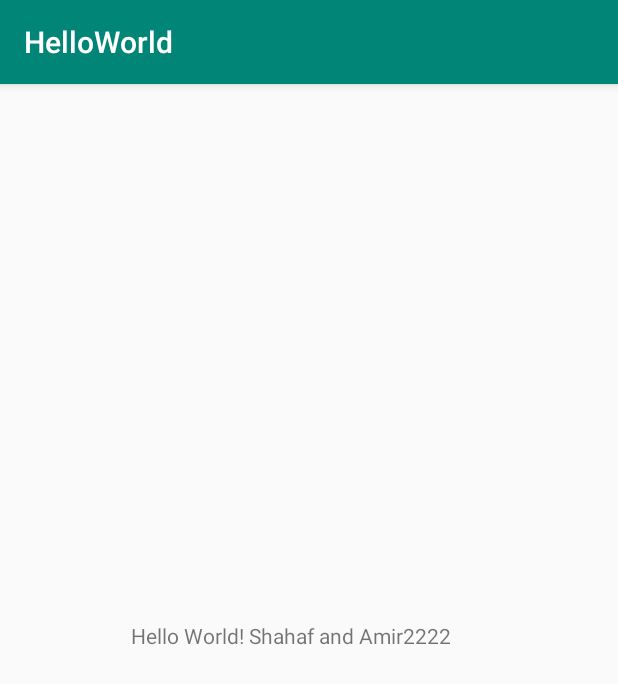
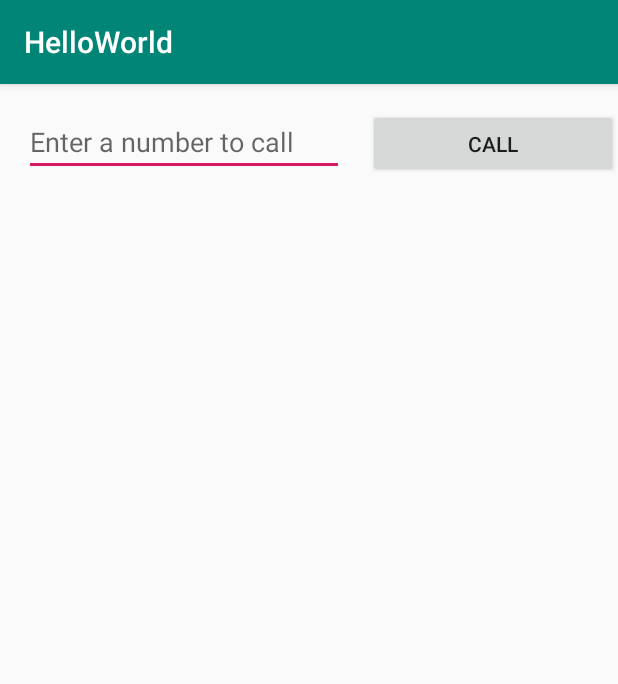
Before and after one commit to amir1902/HelloWorld, an Android app: the screen it shows after launch (MainActivity), on a phone screen of 412 x 824 dp. Shown: the top 684 px of the screen. Run offline under Robolectric (Android 15) with nearby library versions, the phone set to English and light mode, and no system bars.

Commit message:
Added a button that when pressed creates a new activity with the text that was next to it.

```diff
--- a/app/build.gradle
+++ b/app/build.gradle
@@ -25,7 +25,7 @@ android {
 
 dependencies {
     implementation fileTree(dir: 'libs', include: ['*.jar'])
-    implementation"org.jetbrains.kotlin:kotlin-stdlib-jdk7:$kotlin_version"
+    implementation "org.jetbrains.kotlin:kotlin-stdlib-jdk7:$kotlin_version"
     implementation 'androidx.appcompat:appcompat:1.0.2'
     implementation 'androidx.core:core-ktx:1.0.2'
     implementation 'androidx.constraintlayout:constraintlayout:1.1.3'
--- a/app/src/main/res/layout/activity_main.xml
+++ b/app/src/main/res/layout/activity_main.xml
@@ -6,15 +6,31 @@
     android:layout_height="match_parent"
     tools:context=".MainActivity">
 
-    <TextView
+    <Button
+        android:id="@+id/button2"
+        android:layout_width="0dp"
+        android:layout_height="46dp"
+        android:layout_marginStart="16dp"
+        android:layout_marginLeft="16dp"
+        android:onClick="sendMessage"
+        android:text="@string/button_send"
+        app:layout_constraintBaseline_toBaselineOf="@+id/editText"
+        app:layout_constraintEnd_toEndOf="parent"
+        app:layout_constraintHorizontal_bias="0.5"
+        app:layout_constraintStart_toEndOf="@+id/editText" />
+
+    <EditText
+        android:id="@+id/editText"
         android:layout_width="wrap_content"
         android:layout_height="wrap_content"
-        android:text="Hello World! Shahaf and Amir2222"
-        app:layout_constraintBottom_toBottomOf="parent"
-        app:layout_constraintHorizontal_bias="0.438"
-        app:layout_constraintLeft_toLeftOf="parent"
-        app:layout_constraintRight_toRightOf="parent"
-        app:layout_constraintTop_toTopOf="parent"
-        app:layout_constraintVertical_bias="0.478" />
-
+        android:layout_marginStart="16dp"
+        android:layout_marginLeft="16dp"
+        android:layout_marginTop="16dp"
+        android:ems="10"
+        android:hint="@string/call_message"
+        android:inputType="textPersonName"
+        app:layout_constraintEnd_toStartOf="@+id/button2"
+        app:layout_constraintHorizontal_bias="0.5"
+        app:layout_constraintStart_toStartOf="parent"
+        app:layout_constraintTop_toTopOf="parent" />
 </androidx.constraintlayout.widget.ConstraintLayout>
--- a/app/src/main/res/values/strings.xml
+++ b/app/src/main/res/values/strings.xml
@@ -1,3 +1,5 @@
 <resources>
     <string name="app_name">HelloWorld</string>
+    <string name="call_message">Enter a number to call</string>
+    <string name="button_send">Call</string>
 </resources>
```
Also changed, not shown: app/src/main/AndroidManifest.xml (+8 -1 lines), app/src/main/java/com/shajafamir/helloworld222/DisplayMessageActivity.kt (added, +21 -0 lines), app/src/main/java/com/shajafamir/helloworld222/MainActivity.kt (+15 -0 lines), app/src/main/res/layout/activity_display_message.xml (added, +23 -0 lines).
